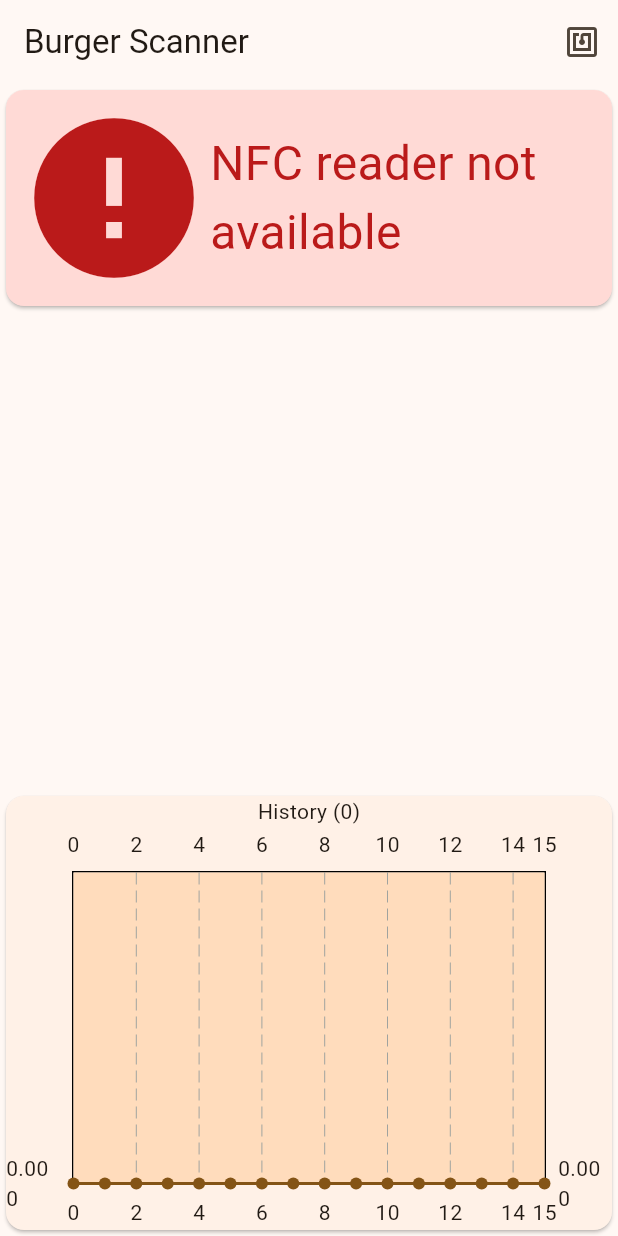
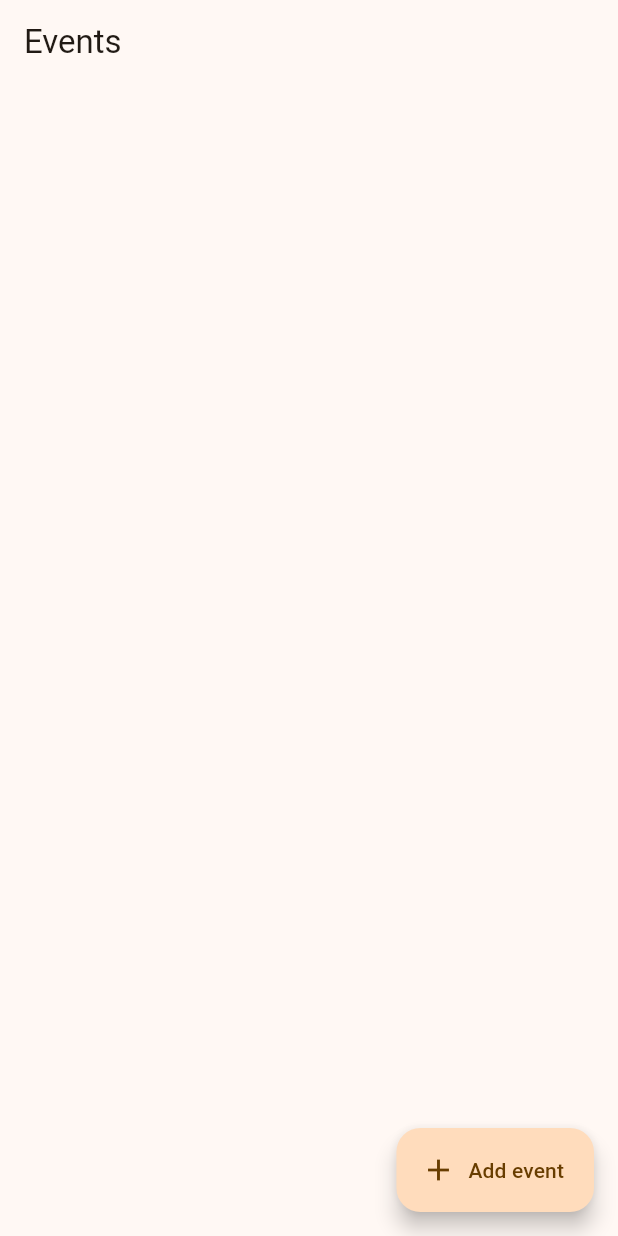
Before and after one commit to neuos/burger, a Flutter app: the screen it shows after launch, on a phone screen of 412 x 824 dp. Run offline on Flutter 3.47's test engine with Material 2 defaults, Android fonts, the phone set to English and light mode, and no system bars; drawn by our look-alikes of fl_chart; our stand-ins replace get_it, logger, sqflite; missing offline and left inert: nfc_manager; accounts and stored records are empty.

Commit message:
create event list

```diff
--- a/lib/data/model/event.dart
+++ b/lib/data/model/event.dart
@@ -3,8 +3,9 @@ typedef EventId = int;
 class Event {
   final EventId id;
   final String name;
+  final int? count;
 
-  Event({required this.name, this.id = -1});
+  Event({required this.name, this.id = -1, this.count});
 
   static const String tableName = 'events';
   static const String createTable = '''
@@ -25,12 +26,13 @@ class Event {
     return Event(
       id: map['id'],
       name: map['name'],
+      count: map['count'],
     );
   }
 
 
   @override
   String toString() {
-    return 'Event{id: $id, name: $name}';
+    return 'Event{id: $id, name: $name, count: $count}';
   }
 }
--- a/lib/data/repository/event_repository.dart
+++ b/lib/data/repository/event_repository.dart
@@ -3,29 +3,32 @@ import 'package:logger/logger.dart';
 import 'package:sqflite/sqflite.dart';
 
 import '../model/event.dart';
+import '../model/scan.dart';
 
-abstract class IEventRepository{
+abstract class IEventRepository {
   Future<List<Event>> getEvents();
-  Future<void> addEvent(Event event);
+
+  Future<void> create(Event event);
+
   Future<void> deleteEvent(Event event);
 }
 
-class EventRepository implements IEventRepository{
+class EventRepository implements IEventRepository {
   final _db = GetIt.I.getAsync<Database>();
   final logger = Logger();
 
+  @override
+  Future<void> create(Event event) async {
+    final db = await _db;
 
-  @override
-  Future<Event> addEvent(Event event) async {
-    final db = await _db;
+    var map = event.toMap();
+    map.remove('id');
     final res = await db.insert(
       Event.tableName,
-      event.toMap(),
+      map,
       conflictAlgorithm: ConflictAlgorithm.ignore,
     );
-    logger.d("inserted $res");
-
-    return event;
+    logger.d("inserted event with id $res");
   }
 
   @override
@@ -42,12 +45,14 @@ class EventRepository implements IEventRepository{
   @override
   Future<List<Event>> getEvents() async {
     final db = await _db;
-    var res = await db.query(
-      Event.tableName,
-      orderBy: 'timestamp ASC',
-    );
+
+    var res = await db.rawQuery('''
+      SELECT id, name, COUNT(tagId) as count
+      FROM ${Event.tableName} left join ${Scan.tableName} on ${Event.tableName}.id = ${Scan.tableName}.eventId
+      GROUP BY id
+      ORDER BY id DESC''');
+
     logger.d("found ${res.length} results");
     return res.map(Event.fromMap).toList();
   }
-
 }
--- a/lib/main.dart
+++ b/lib/main.dart
@@ -1,11 +1,11 @@
-import 'package:burger/data/model/event.dart';
+import 'package:burger/data/repository/event_repository.dart';
 import 'package:flutter/material.dart';
 import 'package:get_it/get_it.dart';
 import 'package:sqflite/sqflite.dart';
 
 import 'data/database.dart';
 import 'data/repository/scan_repository.dart';
-import 'widgets/event_page.dart';
+import 'widgets/event_list.dart';
 
 void main() async {
   WidgetsFlutterBinding.ensureInitialized();
@@ -13,6 +13,8 @@ void main() async {
   final getIt = GetIt.I;
   getIt.registerLazySingletonAsync<Database>(() => DatabaseProvider.initDB());
   getIt.registerLazySingleton<IScanRepository>(() => ScanRepository());
+  getIt.registerLazySingleton<IEventRepository>(() => EventRepository());
+
   getIt.registerLazySingleton(() => ThemeData(
         colorSchemeSeed: const Color(0xFFF29400),
         useMaterial3: true,
@@ -28,10 +30,9 @@ class MyApp extends StatelessWidget {
   Widget build(BuildContext context) {
     var themeData = GetIt.I.get<ThemeData>();
 
-    final event = Event(name: "Grillfeier");
     return MaterialApp(
       theme: themeData,
-      home: EventPage(title: 'Burger Scanner', event: event),
+      home: const EventList(),
     );
   }
 }
--- /dev/null
+++ b/lib/widgets/event_list.dart
@@ -0,0 +1,105 @@
+import 'dart:math';
+
+import 'package:burger/data/repository/event_repository.dart';
+import 'package:flutter/material.dart';
+import 'package:get_it/get_it.dart';
+import 'package:logger/logger.dart';
+
+import '../data/model/event.dart';
+import 'event_page.dart';
+
+class EventList extends StatefulWidget {
+  const EventList({super.key});
+
+  @override
+  State<StatefulWidget> createState() => _EventListState();
+}
+
+class _EventListState extends State<EventList> {
+  final repo = GetIt.I.get<IEventRepository>();
+  final logger = Logger();
+
+  List<Event> events = [];
+
+  @override
+  Widget build(BuildContext context) {
+    return Scaffold(
+      appBar: AppBar(
+        title: const Text('Events'),
+      ),
+      floatingActionButton: FloatingActionButton.extended(
+        onPressed: () {
+          _addEvent();
+          logger.d("Add event");
+        },
+        label: const Text('Add event'),
+        icon: const Icon(Icons.add),
+      ),
+      body: FutureBuilder(
+        future: repo.getEvents(),
+        builder: (context, snapshot) {
+          if (snapshot.hasData) {
+            events = snapshot.data as List<Event>;
+            return ListView.builder(
+              itemCount: events.length,
+              itemBuilder: (context, index) {
+                return EventItem(events[index], onTap: () {
+                  navigateEventPage(events[index]);
+                });
+              },
+            );
+          } else {
+            return const Center(child: CircularProgressIndicator());
+          }
+        },
+      ),
+    );
+  }
+
+  void navigateEventPage(Event event) {
+    Navigator.of(context)
+        .push(MaterialPageRoute(
+            builder: (context) => EventPage(
+                  title: event.name,
+                  event: event,
+                )))
+        .then((value) => setState(() {}));
+  }
+
+  var onTap2 = () {};
+
+  Future<void> _addEvent() async {
+    final r = Random();
+    final len = r.nextInt(10) + 5;
+    final name = String.fromCharCodes(List.generate(
+        len,
+        (index) =>
+            r.nextInt('z'.codeUnits.single - 'a'.codeUnits.single) +
+            'a'.codeUnits.single));
+    await repo.create(Event(name: name));
+    setState(() {});
+  }
+}
+
+class EventItem extends StatelessWidget {
+  const EventItem(this.event, {super.key, this.onTap});
+
+  final Event event;
+  final GestureTapCallback? onTap;
+
+  @override
+  Widget build(BuildContext context) {
+    final count = (event.count ?? 0) > 0 ? Text(event.count.toString()) : null;
+
+    return Card(
+      clipBehavior: Clip.hardEdge,
+      child: InkWell(
+        onTap: onTap,
+        child: ListTile(
+          title: Text(event.name),
+          trailing: count,
+        ),
+      ),
+    );
+  }
+}
--- a/lib/widgets/scan_result.dart
+++ b/lib/widgets/scan_result.dart
@@ -17,7 +17,7 @@ class ScanResult extends StatelessWidget {
       text = error!;
     } else if (history.length == 1) {
       status = Status.success;
-      text = "Enjoy your Burger";
+      text = "Enjoy";
     } else {
       status = Status.warn;
       text = "Scanned ${history.length} times";
```
